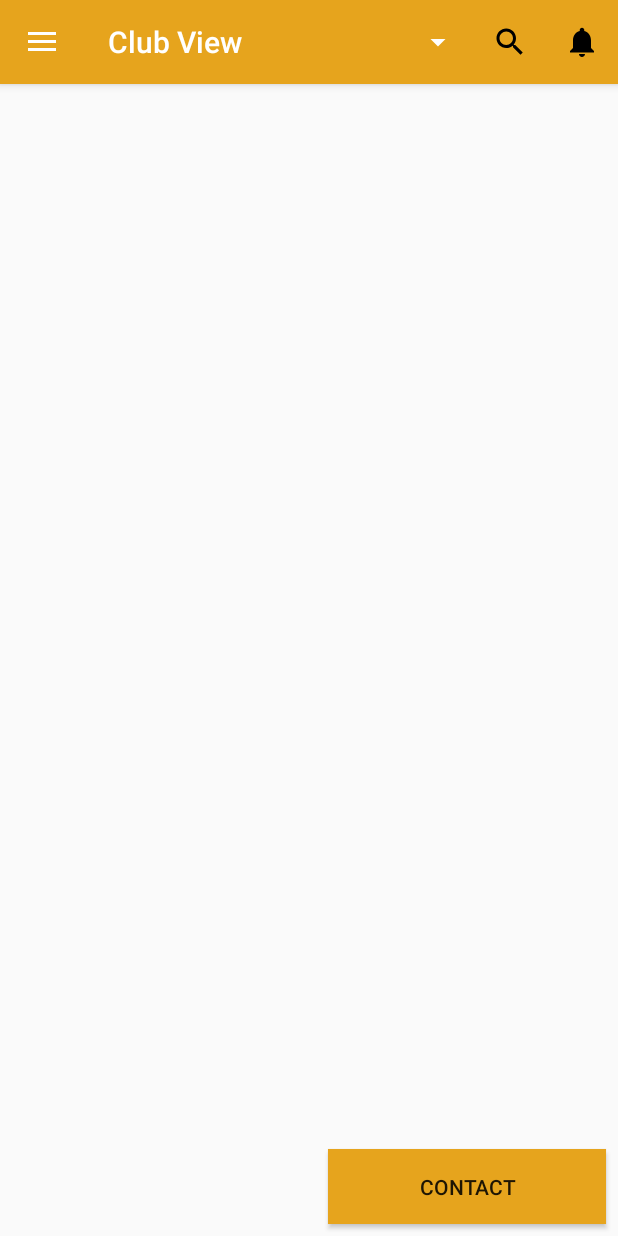
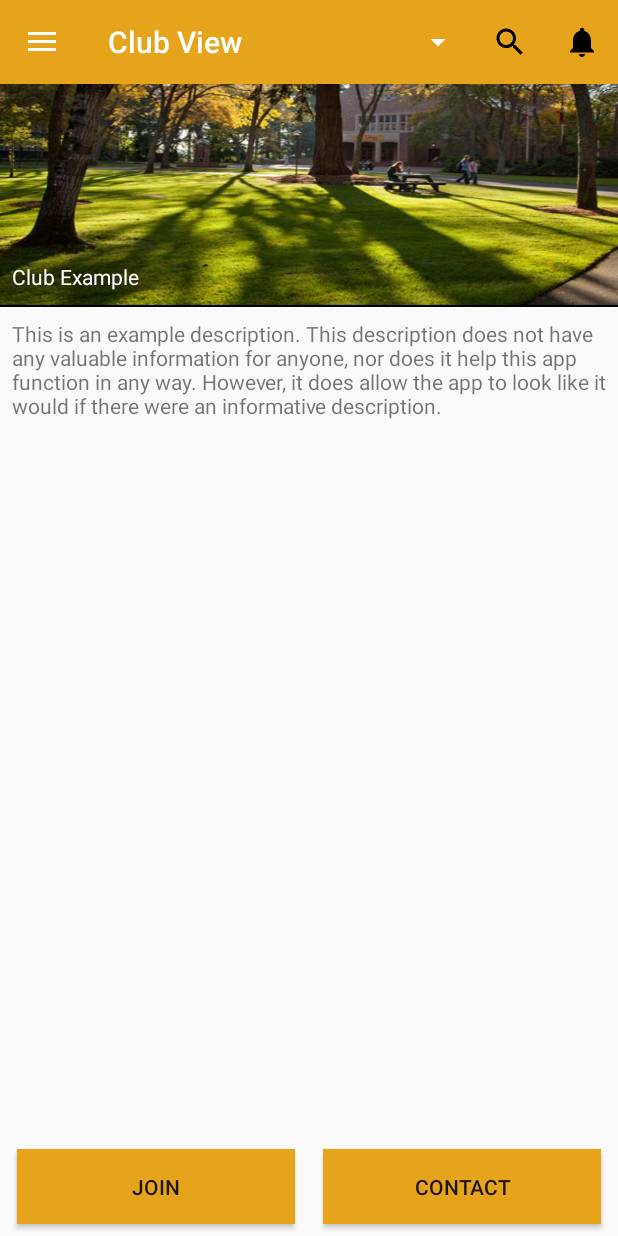
Before and after one commit to 98hengthai/PLU-Club-App, an Android app: the fragment ClubHomePageFragment placed in its activity, on a phone screen of 412 x 824 dp. Run offline under Robolectric (Android 15) with nearby library versions, the phone set to English and light mode, and no system bars; 1 statement that could not run was skipped.

Commit message:
Update content_main.xml
undo comment on the code

```diff
--- a/AndroidApp/app/app/src/main/res/layout/content_main.xml
+++ b/AndroidApp/app/app/src/main/res/layout/content_main.xml
@@ -5,24 +5,29 @@
     android:layout_width="match_parent"
     android:layout_height="match_parent" >
 
-    <!--<Button-->
-        <!--android:id="@+id/button"-->
-        <!--android:layout_width="185dp"-->
-        <!--android:layout_height="50dp"-->
-        <!--android:layout_marginStart="8dp"-->
-        <!--android:layout_marginLeft="8dp"-->
-        <!--android:layout_marginBottom="8dp"-->
-        <!--android:background="#E6A41D"-->
-        <!--android:text="@string/join"-->
-        <!--app:layout_constraintBottom_toBottomOf="parent"-->
-        <!--app:layout_constraintStart_toStartOf="parent"-->
-        <!--app:layout_constraintTop_toTopOf="@+id/guideline2"-->
-        <!--app:layout_constraintVertical_bias="1.0" />-->
+    <Button
+        android:id="@+id/button"
+        android:layout_width="185dp"
+        android:layout_height="50dp"
+        android:layout_marginStart="8dp"
+        android:layout_marginLeft="8dp"
+        android:layout_marginEnd="8dp"
+        android:layout_marginRight="8dp"
+        android:layout_marginBottom="8dp"
+        android:background="#E6A41D"
+        android:text="@string/join"
+        app:layout_constraintBottom_toBottomOf="parent"
+        app:layout_constraintEnd_toStartOf="@+id/button2"
+        app:layout_constraintStart_toStartOf="parent"
+        app:layout_constraintTop_toTopOf="@+id/guideline2"
+        app:layout_constraintVertical_bias="1.0" />
 
     <Button
         android:id="@+id/button2"
         android:layout_width="185dp"
         android:layout_height="50dp"
+        android:layout_marginStart="8dp"
+        android:layout_marginLeft="8dp"
         android:layout_marginEnd="8dp"
         android:layout_marginRight="8dp"
         android:layout_marginBottom="8dp"
@@ -31,31 +36,30 @@
         android:text="@string/contact"
         app:layout_constraintBottom_toBottomOf="parent"
         app:layout_constraintEnd_toEndOf="parent"
-        app:layout_constraintTop_toTopOf="@+id/guideline2"
-        app:layout_constraintVertical_bias="1.0" />
+        app:layout_constraintStart_toEndOf="@+id/button" />
 
-    <!--<android.support.constraint.Guideline-->
-        <!--android:id="@+id/guideline2"-->
-        <!--android:layout_width="0dp"-->
-        <!--android:layout_height="wrap_content"-->
-        <!--android:orientation="horizontal"-->
-        <!--app:layout_constraintGuide_begin="592dp" />-->
+    <android.support.constraint.Guideline
+        android:id="@+id/guideline2"
+        android:layout_width="0dp"
+        android:layout_height="wrap_content"
+        android:orientation="horizontal"
+        app:layout_constraintGuide_begin="592dp" />
 
-    <!--<ImageView-->
-        <!--android:id="@+id/imageView"-->
-        <!--android:layout_width="0dp"-->
-        <!--android:layout_height="0dp"-->
-        <!--android:layout_marginEnd="0dp"-->
-        <!--android:layout_marginRight="8dp"-->
-        <!--android:contentDescription="@string/picture_of_the_clubs"-->
-        <!--android:scaleType="fitXY"-->
-        <!--app:layout_constraintBottom_toTopOf="@+id/guideline"-->
-        <!--app:layout_constraintEnd_toEndOf="parent"-->
-        <!--app:layout_constraintHorizontal_bias="1.0"-->
-        <!--app:layout_constraintStart_toStartOf="parent"-->
-        <!--app:layout_constraintTop_toTopOf="parent"-->
-        <!--app:layout_constraintVertical_bias="0.0"-->
-        <!--app:srcCompat="@drawable/example" />-->
+    <ImageView
+        android:id="@+id/imageView"
+        android:layout_width="0dp"
+        android:layout_height="0dp"
+        android:layout_marginEnd="0dp"
+        android:layout_marginRight="8dp"
+        android:contentDescription="@string/picture_of_the_clubs"
+        android:scaleType="fitXY"
+        app:layout_constraintBottom_toTopOf="@+id/guideline"
+        app:layout_constraintEnd_toEndOf="parent"
+        app:layout_constraintHorizontal_bias="1.0"
+        app:layout_constraintStart_toStartOf="parent"
+        app:layout_constraintTop_toTopOf="parent"
+        app:layout_constraintVertical_bias="0.0"
+        app:srcCompat="@drawable/example" />
 
     <android.support.constraint.Guideline
         android:id="@+id/guideline"
@@ -66,33 +70,33 @@
     //TODO: bulid a tablayout with description and event stuff.
 
 
-    <!--<TextView-->
-        <!--android:id="@+id/textView"-->
-        <!--android:layout_width="wrap_content"-->
-        <!--android:layout_height="22dp"-->
-        <!--android:layout_marginStart="8dp"-->
-        <!--android:layout_marginLeft="8dp"-->
-        <!--android:layout_marginBottom="8dp"-->
-        <!--android:shadowColor="#000000"-->
-        <!--android:text="@string/club_example"-->
-        <!--android:textColor="#FFFFFF"-->
-        <!--app:layout_constraintBottom_toTopOf="@+id/guideline"-->
-        <!--app:layout_constraintStart_toStartOf="parent" />-->
+    <TextView
+        android:id="@+id/textView"
+        android:layout_width="wrap_content"
+        android:layout_height="22dp"
+        android:layout_marginStart="8dp"
+        android:layout_marginLeft="8dp"
+        android:layout_marginBottom="8dp"
+        android:shadowColor="#000000"
+        android:text="@string/club_example"
+        android:textColor="#FFFFFF"
+        app:layout_constraintBottom_toTopOf="@+id/guideline"
+        app:layout_constraintStart_toStartOf="parent" />
 
-    <!--<TextView-->
-        <!--android:id="@+id/description"-->
-        <!--android:layout_width="0dp"-->
-        <!--android:layout_height="wrap_content"-->
-        <!--android:layout_marginStart="8dp"-->
-        <!--android:layout_marginLeft="8dp"-->
-        <!--android:layout_marginTop="8dp"-->
-        <!--android:layout_marginEnd="8dp"-->
-        <!--android:layout_marginRight="8dp"-->
-        <!--android:text="@string/club_description"-->
-        <!--app:layout_constraintEnd_toEndOf="parent"-->
-        <!--app:layout_constraintHorizontal_bias="1.0"-->
-        <!--app:layout_constraintStart_toStartOf="parent"-->
-        <!--app:layout_constraintTop_toTopOf="@+id/guideline" />-->
+    <TextView
+        android:id="@+id/description"
+        android:layout_width="0dp"
+        android:layout_height="wrap_content"
+        android:layout_marginStart="8dp"
+        android:layout_marginLeft="8dp"
+        android:layout_marginTop="8dp"
+        android:layout_marginEnd="8dp"
+        android:layout_marginRight="8dp"
+        android:text="@string/club_description"
+        app:layout_constraintEnd_toEndOf="parent"
+        app:layout_constraintHorizontal_bias="1.0"
+        app:layout_constraintStart_toStartOf="parent"
+        app:layout_constraintTop_toTopOf="@+id/guideline" />
 
 
 </android.support.constraint.ConstraintLayout>
```
